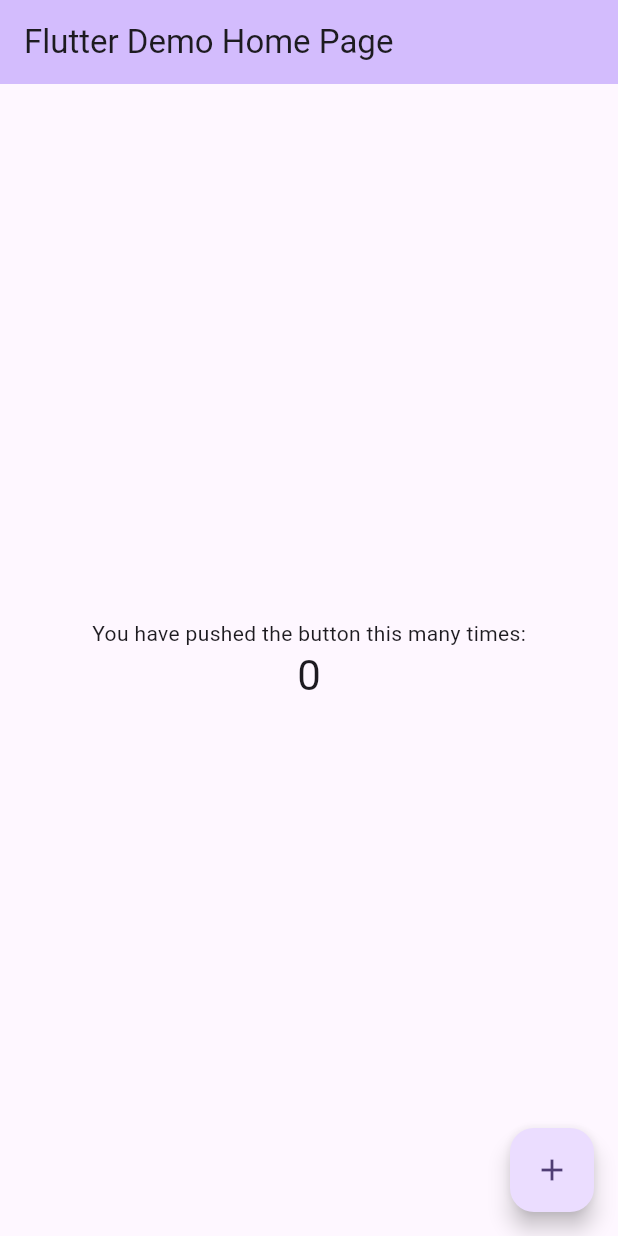
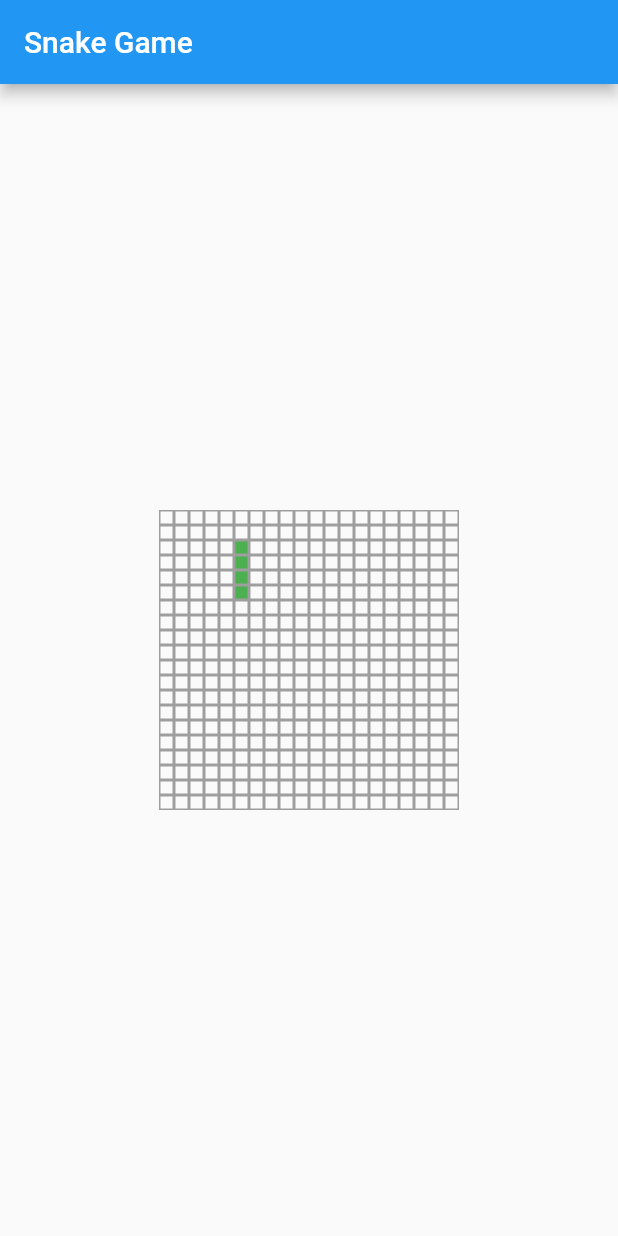
Before and after one commit to admin-n786/snake_game_98310, a Flutter app: the screen it shows after launch, on a phone screen of 412 x 824 dp. Run offline on Flutter 3.47's test engine with Material 2 defaults, Android fonts, the light colour scheme and no system bars.

Commit message:
all widget and components added

```diff
--- a/lib/main.dart
+++ b/lib/main.dart
@@ -1,125 +1,8 @@
 import 'package:flutter/material.dart';
+import './snakeGame.dart';
 
 void main() {
-  runApp(const MyApp());
+  runApp(MaterialApp(
+    home: SnakeGame(),
+  ));
 }
-
-class MyApp extends StatelessWidget {
-  const MyApp({super.key});
-
-  // This widget is the root of your application.
-  @override
-  Widget build(BuildContext context) {
-    return MaterialApp(
-      title: 'Flutter Demo',
-      theme: ThemeData(
-        // This is the theme of your application.
-        //
-        // TRY THIS: Try running your application with "flutter run". You'll see
-        // the application has a blue toolbar. Then, without quitting the app,
-        // try changing the seedColor in the colorScheme below to Colors.green
-        // and then invoke "hot reload" (save your changes or press the "hot
-        // reload" button in a Flutter-supported IDE, or press "r" if you used
-        // the command line to start the app).
-        //
-        // Notice that the counter didn't reset back to zero; the application
-        // state is not lost during the reload. To reset the state, use hot
-        // restart instead.
-        //
-        // This works for code too, not just values: Most code changes can be
-        // tested with just a hot reload.
-        colorScheme: ColorScheme.fromSeed(seedColor: Colors.deepPurple),
-        useMaterial3: true,
-      ),
-      home: const MyHomePage(title: 'Flutter Demo Home Page'),
-    );
-  }
-}
-
-class MyHomePage extends StatefulWidget {
-  const MyHomePage({super.key, required this.title});
-
-  // This widget is the home page of your application. It is stateful, meaning
-  // that it has a State object (defined below) that contains fields that affect
-  // how it looks.
-
-  // This class is the configuration for the state. It holds the values (in this
-  // case the title) provided by the parent (in this case the App widget) and
-  // used by the build method of the State. Fields in a Widget subclass are
-  // always marked "final".
-
-  final String title;
-
-  @override
-  State<MyHomePage> createState() => _MyHomePageState();
-}
-
-class _MyHomePageState extends State<MyHomePage> {
-  int _counter = 0;
-
-  void _incrementCounter() {
-    setState(() {
-      // This call to setState tells the Flutter framework that something has
-      // changed in this State, which causes it to rerun the build method below
-      // so that the display can reflect the updated values. If we changed
-      // _counter without calling setState(), then the build method would not be
-      // called again, and so nothing would appear to happen.
-      _counter++;
-    });
-  }
-
-  @override
-  Widget build(BuildContext context) {
-    // This method is rerun every time setState is called, for instance as done
-    // by the _incrementCounter method above.
-    //
-    // The Flutter framework has been optimized to make rerunning build methods
-    // fast, so that you can just rebuild anything that needs updating rather
-    // than having to individually change instances of widgets.
-    return Scaffold(
-      appBar: AppBar(
-        // TRY THIS: Try changing the color here to a specific color (to
-        // Colors.amber, perhaps?) and trigger a hot reload to see the AppBar
-        // change color while the other colors stay the same.
-        backgroundColor: Theme.of(context).colorScheme.inversePrimary,
-        // Here we take the value from the MyHomePage object that was created by
-        // the App.build method, and use it to set our appbar title.
-        title: Text(widget.title),
-      ),
-      body: Center(
-        // Center is a layout widget. It takes a single child and positions it
-        // in the middle of the parent.
-        child: Column(
-          // Column is also a layout widget. It takes a list of children and
-          // arranges them vertically. By default, it sizes itself to fit its
-          // children horizontally, and tries to be as tall as its parent.
-          //
-          // Column has various properties to control how it sizes itself and
-          // how it positions its children. Here we use mainAxisAlignment to
-          // center the children vertically; the main axis here is the vertical
-          // axis because Columns are vertical (the cross axis would be
-          // horizontal).
-          //
-          // TRY THIS: Invoke "debug painting" (choose the "Toggle Debug Paint"
-          // action in the IDE, or press "p" in the console), to see the
-          // wireframe for each widget.
-          mainAxisAlignment: MainAxisAlignment.center,
-          children: <Widget>[
-            const Text(
-              'You have pushed the button this many times:',
-            ),
-            Text(
-              '$_counter',
-              style: Theme.of(context).textTheme.headlineMedium,
-            ),
-          ],
-        ),
-      ),
-      floatingActionButton: FloatingActionButton(
-        onPressed: _incrementCounter,
-        tooltip: 'Increment',
-        child: const Icon(Icons.add),
-      ), // This trailing comma makes auto-formatting nicer for build methods.
-    );
-  }
-}
--- /dev/null
+++ b/lib/snakeGame.dart
@@ -0,0 +1,201 @@
+import 'package:flutter/material.dart';
+import 'dart:math';
+
+import 'package:flutter/services.dart';
+
+class SnakeGame extends StatefulWidget {
+  const SnakeGame({super.key});
+
+  @override
+  _SnakeGameState createState() => _SnakeGameState();
+}
+
+class _SnakeGameState extends State<SnakeGame> {
+  // Game state variables
+  List<int> snakePosition = [45, 65, 85, 105];
+  int numberOfSquaresPerRow = 20;
+   int? foodIndex;
+  var direction = 'right';
+  bool gameOver = false;
+  var random = Random();
+  int score = 0;
+
+  @override
+  Widget build(BuildContext context) {
+    if (gameOver) {
+      return GestureDetector(
+        onTap: () {
+          setState(() {
+            snakePosition = [45, 65, 85, 105];
+            direction = 'right';
+            gameOver = false;
+            score = 0;
+            generateFood();
+          });
+        },
+        child: buildGameOverMessage(),
+      );
+    }
+
+    // Draw board and snake
+    List<Widget> boardRows = [];
+    for (int i = 0; i < numberOfSquaresPerRow; i++) {
+      List<Widget> rowSquares = [];
+      for (int j = 0; j < numberOfSquaresPerRow; j++) {
+        rowSquares.add(
+          buildGameBoard()[i * numberOfSquaresPerRow + j],
+        );
+      }
+      boardRows.add(
+        Row(
+          mainAxisAlignment: MainAxisAlignment.center,
+          children: rowSquares,
+        ),
+      );
+    }
+
+    return Scaffold(
+      appBar: AppBar(
+        title: Text('Snake Game'),
+      ),
+      body: RawKeyboardListener(
+        focusNode: FocusNode(),
+        onKey: onKeyPressed,
+        child: Container(
+          alignment: Alignment.center,
+          child: Column(
+            mainAxisAlignment: MainAxisAlignment.center,
+            children: boardRows,
+          ),
+        ),
+      ),
+    );
+  }
+
+
+  void generateFood() {
+    foodIndex = random.nextInt(numberOfSquaresPerRow * numberOfSquaresPerRow);
+  }
+
+  void moveSnake() {
+    setState(() {
+      switch (direction) {
+        case 'up':
+          if (!snakePosition.contains(snakePosition.first - numberOfSquaresPerRow)) {
+            snakePosition.insert(0, snakePosition.first - numberOfSquaresPerRow);
+          } else {
+            gameOver = true;
+          }
+          break;
+        case 'down':
+          if (!snakePosition.contains(snakePosition.first + numberOfSquaresPerRow)) {
+            snakePosition.insert(0, snakePosition.first + numberOfSquaresPerRow);
+          } else {
+            gameOver = true;
+          }
+          break;
+        case 'left':
+          if (!snakePosition.contains(snakePosition.first - 1) && (snakePosition.first % numberOfSquaresPerRow != 0)) {
+            snakePosition.insert(0, snakePosition.first - 1);
+          } else {
+            gameOver = true;
+          }
+          break;
+        case 'right':
+          if (!snakePosition.contains(snakePosition.first + 1) && ((snakePosition.first + 1) % numberOfSquaresPerRow != 0)) {
+            snakePosition.insert(0, snakePosition.first + 1);
+          } else {
+            gameOver = true;
+          }
+          break;
+      }
+
+      // If the snake eats the food
+      if (snakePosition.first == foodIndex) {
+        score++;
+        generateFood();
+      } else {
+        snakePosition.removeLast();
+      }
+    });
+  }
+
+  void onKeyPressed(RawKeyEvent event) {
+    setState(() {
+      if (event.isKeyPressed(LogicalKeyboardKey.arrowUp)) {
+        direction = 'up';
+      } else if (event.isKeyPressed(LogicalKeyboardKey.arrowDown)) {
+        direction = 'down';
+      } else if (event.isKeyPressed(LogicalKeyboardKey.arrowLeft)) {
+        direction = 'left';
+      } else if (event.isKeyPressed(LogicalKeyboardKey.arrowRight)) {
+        direction = 'right';
+      }
+    });
+  }
+
+  List<Widget> buildGameBoard() {
+    List<Widget> boardSquares = [];
+
+    for (int i = 0; i < numberOfSquaresPerRow * numberOfSquaresPerRow; i++) {
+      // Board squares
+      boardSquares.add(
+        Container(
+          width: 10,
+          height: 10,
+          decoration: BoxDecoration(
+            border:
+            Border.all(
+              color: Colors.grey,
+            ),
+          ),
+        ),
+      );
+
+      // Snake
+      if (snakePosition.contains(i)) {
+        boardSquares[i] = Container(
+          width: 10,
+          height: 10,
+          decoration: BoxDecoration(
+            color: Colors.green,
+            border: Border.all(
+              color: Colors.grey,
+            ),
+          ),
+        );
+      }
+
+      // Food
+      if (i == foodIndex) {
+        boardSquares[i] = Container(
+          width: 10,
+          height: 10,
+          decoration: BoxDecoration(
+            color: Colors.red,
+            border: Border.all(
+              color: Colors.grey,
+            ),
+          ),
+        );
+      }
+    }
+
+    return boardSquares;
+  }
+
+  Widget buildGameOverMessage() {
+    return Container(
+      alignment: Alignment.center,
+      child: Text(
+        'Game Over!\nScore: $score\nTap to play again',
+        textAlign: TextAlign.center,
+        style: TextStyle(
+          color: Colors.white,
+          fontSize: 30,
+        ),
+      ),
+      color: Colors.black.withOpacity(0.5),
+    );
+  }
+}
```
Also changed, not shown: 1 other file.
